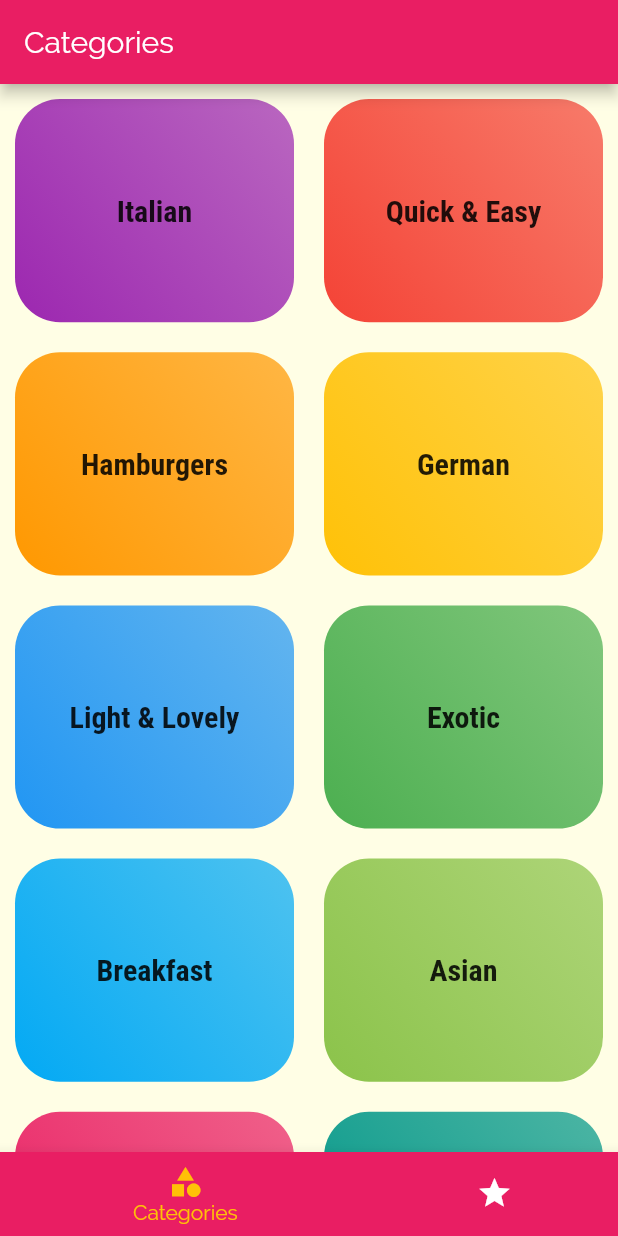
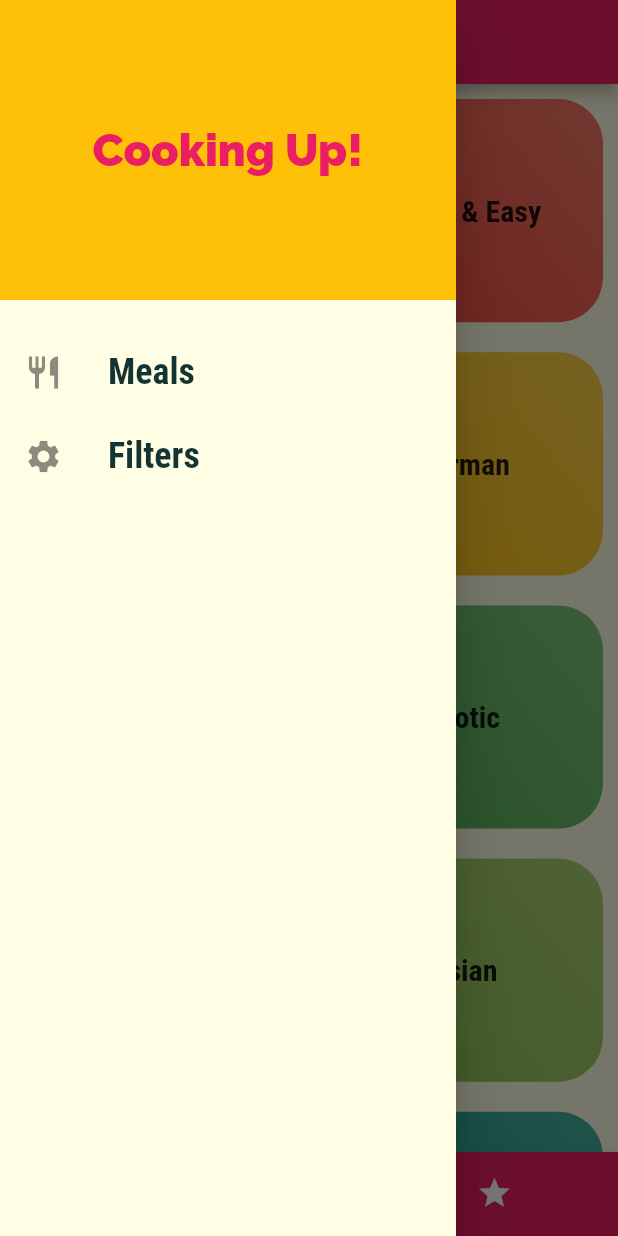
Before and after one commit to nikunjsaraf-oss/meals_app, a Flutter app: the screen it shows after launch, with the side drawer open (before the commit the screen has no drawer), on a phone screen of 412 x 824 dp. Run offline on Flutter 3.47's test engine with Material 2 defaults, Android fonts, the phone set to English and light mode, and no system bars.

Commit message:
Finished drawers

```diff
--- a/lib/main.dart
+++ b/lib/main.dart
@@ -4,6 +4,7 @@ import './screens/tabs_screen.dart';
 import './screens/meal_detail.dart';
 import './screens/category_meals_screen.dart';
 import './screens/categories_screen.dart';
+import './screens/filters_screen.dart';
 
 void main() {
   runApp(MyApp());
@@ -27,18 +28,18 @@ class MyApp extends StatelessWidget {
               color: Color.fromRGBO(20, 51, 51, 1),
             ),
             headline6: TextStyle(
-                fontSize: 20  ,
+              fontSize: 20,
               fontFamily: 'RobotoCondensed',
               fontWeight: FontWeight.bold,
-              )
-            ),
+            )),
       ),
       // home: CategoriesScreen(), // First screen of app
       initialRoute: '/',
       routes: {
         '/': (ctx) => TabsScreen(),
-        CategoryMealsScreen.routeName : (ctx) => CategoryMealsScreen(),
-        MealDetailScreen.routeName : (ctx) => MealDetailScreen(),
+        CategoryMealsScreen.routeName: (ctx) => CategoryMealsScreen(),
+        MealDetailScreen.routeName: (ctx) => MealDetailScreen(),
+        FiltersScreen.routeName: (ctx) => FiltersScreen(),
       },
 
       // Goes to route given if a certain route isn;t given
@@ -52,7 +53,6 @@ class MyApp extends StatelessWidget {
       onUnknownRoute: (settings) {
         return MaterialPageRoute(builder: (ctx) => CategoriesScreen());
       },
-
     );
   }
 }
--- /dev/null
+++ b/lib/screens/filters_screen.dart
@@ -0,0 +1,16 @@
+import 'package:flutter/material.dart';
+
+class FiltersScreen extends StatelessWidget {
+  static const routeName = '/filters';
+
+  @override
+  Widget build(BuildContext context) {
+    return Scaffold(
+      body: Center(
+        child: Text(
+          'Filters screen',
+        ),
+      ),
+    );
+  }
+}
--- a/lib/screens/tabs_screen.dart
+++ b/lib/screens/tabs_screen.dart
@@ -1,6 +1,7 @@
 import 'package:flutter/material.dart';
 
 import './favorites.dart';
+import '../widgets/main_drawer.dart';
 import './categories_screen.dart';
 
 class TabsScreen extends StatefulWidget {
@@ -34,6 +35,7 @@ class _TabsScreenState extends State<TabsScreen> {
       appBar: AppBar(
         title: Text(_pages[_selectedPageIndex]['title']),
       ),
+      drawer: MainDrawer(),
       body: _pages[_selectedPageIndex]['pages'],
       bottomNavigationBar: BottomNavigationBar(
         onTap: _selectPage,
--- /dev/null
+++ b/lib/widgets/main_drawer.dart
@@ -0,0 +1,59 @@
+import 'package:flutter/material.dart';
+
+import '../screens/filters_screen.dart';
+
+class MainDrawer extends StatelessWidget {
+  Widget buildListTile(String title, IconData icon, Function tapHandler) {
+    return ListTile(
+      leading: Icon(
+        icon,
+        size: 26,
+      ),
+      title: Text(
+        title,
+        style: TextStyle(
+          fontFamily: 'RobotoCondensed',
+          fontSize: 24,
+          fontWeight: FontWeight.bold,
+        ),
+      ),
+      onTap: tapHandler,
+    );
+  }
+
+  @override
+  Widget build(BuildContext context) {
+    return Drawer(
+      child: Column(
+        children: [
+          Container(
+            height: 200,
+            width: double.infinity,
+            padding: EdgeInsets.all(30),
+            alignment: Alignment.center,
+            color: Theme.of(context).accentColor,
+            child: Text(
+              'Cooking Up!',
+              style: TextStyle(
+                fontWeight: FontWeight.w900,
+                fontSize: 30,
+                color: Theme.of(context).primaryColor,
+              ),
+            ),
+          ),
+          SizedBox(
+            height: 20,
+          ),
+          buildListTile('Meals', Icons.restaurant, () {
+            Navigator.of(context).pushNamed('/');
+          }),
+          buildListTile('Filters', Icons.settings, () {
+            Navigator.of(context).pushNamed(
+              FiltersScreen.routeName,
+            );
+          }),
+        ],
+      ),
+    );
+  }
+}
```
Lines whose indentation alone changed are shown as unchanged.
